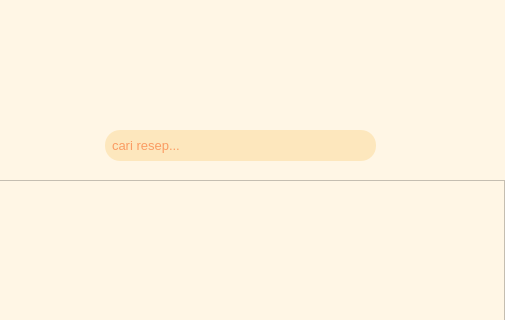
Old version of the form src/daftarResep.ui in the repository MarcelRyan/ReChefy; both pictures show x 695 to 1200 and y 0 to 320 of the 1200 by 850 pixel window.
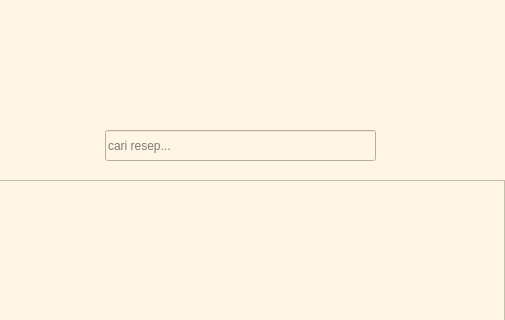
New version of the form. Icons and pictures are not drawn.

Commit message: font styling

The edit to the form file:
```diff
--- a/src/daftarResep.ui
+++ b/src/daftarResep.ui
@@ -61,12 +61,7 @@
      </rect>
     </property>
     <property name="styleSheet">
-     <string notr="true">color: #F75008;
-font: 75 10pt;
-background-color: #FDE7BD;
-border: none;
-border-radius: 15px;
-padding: 5px;</string>
+     <string notr="true"/>
     </property>
     <property name="placeholderText">
      <string>cari resep...</string>
```
The commit also changes 11 other files.
